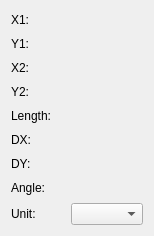
Old version of the form scribus/ui/measurementsbase.ui in the repository scribusproject/scribus.
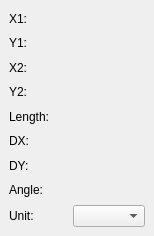
New version of the form.

Commit message: #16420: Unify margins and spacing for dialogs, set 1 <bubu>

```diff
--- a/scribus/ui/measurementsbase.ui
+++ b/scribus/ui/measurementsbase.ui
@@ -14,6 +14,18 @@
    <string>Measurements</string>
   </property>
   <layout class="QGridLayout" name="gridLayout">
+   <property name="leftMargin">
+    <number>9</number>
+   </property>
+   <property name="topMargin">
+    <number>9</number>
+   </property>
+   <property name="rightMargin">
+    <number>9</number>
+   </property>
+   <property name="bottomMargin">
+    <number>9</number>
+   </property>
    <item row="0" column="0">
     <widget class="QLabel" name="x1Label">
      <property name="text">
```
The commit also changes 6 other files.
